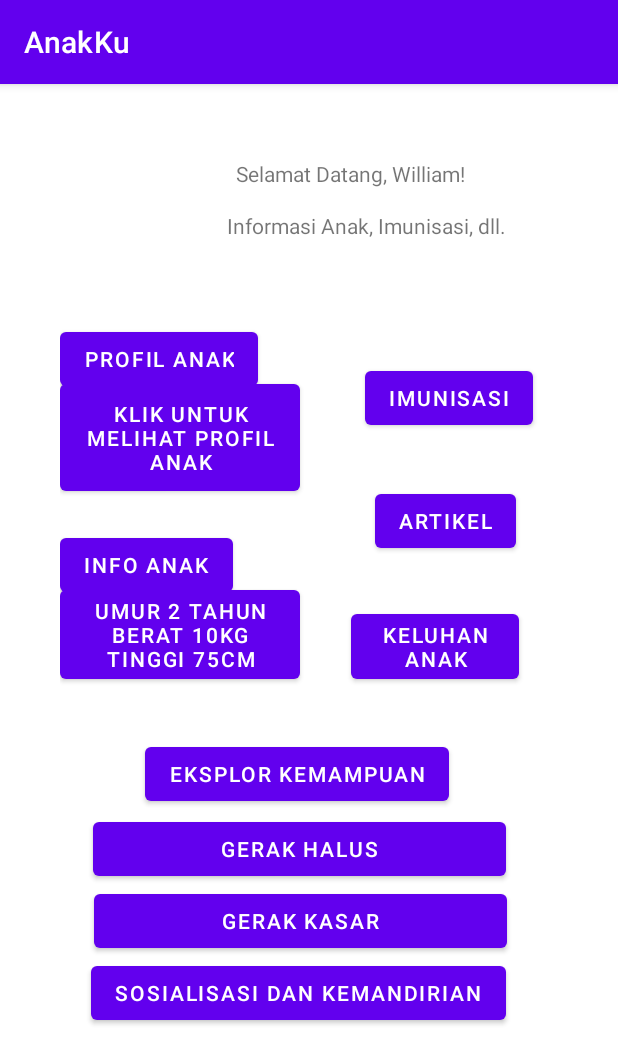
After one commit to pwicaksonoo/AnakKu, an Android app: the fragment HomeFragment shown on its own in the app's theme, on a phone screen of 412 x 824 dp. The commit adds this screen. Shown: the top 1064 px of the screen. Run offline under Robolectric (Android 15) with nearby library versions, the phone set to English and light mode, and no system bars.

Commit message:
update home blum ada bottom bar

```diff
--- /dev/null
+++ b/app/src/main/java/com/example/anakku/HomeFragment.java
@@ -0,0 +1,64 @@
+package com.example.anakku;
+
+import android.os.Bundle;
+
+import androidx.fragment.app.Fragment;
+
+import android.view.LayoutInflater;
+import android.view.View;
+import android.view.ViewGroup;
+
+/**
+ * A simple {@link Fragment} subclass.
+ * Use the {@link HomeFragment#newInstance} factory method to
+ * create an instance of this fragment.
+ */
+public class HomeFragment extends Fragment {
+
+    // TODO: Rename parameter arguments, choose names that match
+    // the fragment initialization parameters, e.g. ARG_ITEM_NUMBER
+    private static final String ARG_PARAM1 = "param1";
+    private static final String ARG_PARAM2 = "param2";
+
+    // TODO: Rename and change types of parameters
+    private String mParam1;
+    private String mParam2;
+
+    public HomeFragment() {
+        // Required empty public constructor
+    }
+
+    /**
+     * Use this factory method to create a new instance of
+     * this fragment using the provided parameters.
+     *
+     * @param param1 Parameter 1.
+     * @param param2 Parameter 2.
+     * @return A new instance of fragment HomeFragment.
+     */
+    // TODO: Rename and change types and number of parameters
+    public static HomeFragment newInstance(String param1, String param2) {
+        HomeFragment fragment = new HomeFragment();
+        Bundle args = new Bundle();
+        args.putString(ARG_PARAM1, param1);
+        args.putString(ARG_PARAM2, param2);
+        fragment.setArguments(args);
+        return fragment;
+    }
+
+    @Override
+    public void onCreate(Bundle savedInstanceState) {
+        super.onCreate(savedInstanceState);
+        if (getArguments() != null) {
+            mParam1 = getArguments().getString(ARG_PARAM1);
+            mParam2 = getArguments().getString(ARG_PARAM2);
+        }
+    }
+
+    @Override
+    public View onCreateView(LayoutInflater inflater, ViewGroup container,
+                             Bundle savedInstanceState) {
+        // Inflate the layout for this fragment
+        return inflater.inflate(R.layout.fragment_home, container, false);
+    }
+}
--- /dev/null
+++ b/app/src/main/res/layout/fragment_home.xml
@@ -0,0 +1,144 @@
+<?xml version="1.0" encoding="utf-8"?>
+<RelativeLayout xmlns:android="http://schemas.android.com/apk/res/android"
+    xmlns:tools="http://schemas.android.com/tools"
+    android:layout_width="match_parent"
+    android:layout_height="match_parent"
+    tools:context=".HomeFragment"
+    android:paddingTop="50dp"
+    android:paddingStart="40dp"
+    android:paddingEnd="40dp"
+    android:orientation="vertical">
+
+
+    <ImageView
+        android:id="@+id/imageView2"
+        android:layout_width="90dp"
+        android:layout_height="90dp"
+        tools:src="@tools:sample/avatars" />
+
+    <TextView
+        android:id="@+id/text"
+        android:layout_width="wrap_content"
+        android:layout_height="wrap_content"
+        android:layout_marginLeft="27dp"
+        android:layout_toRightOf="@id/imageView2"
+        android:Layout_marginRight="20dp"
+        android:text="Selamat Datang, William!" />
+
+    <TextView
+        android:layout_width="wrap_content"
+        android:layout_height="wrap_content"
+        android:layout_below="@id/text"
+        android:layout_marginLeft="21dp"
+        android:layout_marginTop="15dp"
+        android:layout_toRightOf="@id/imageView2"
+        android:text="Informasi Anak, Imunisasi, dll." />
+
+    <Button
+        android:id="@+id/buttonprofilanak"
+        android:layout_width="wrap_content"
+        android:layout_height="wrap_content"
+        android:layout_below="@id/imageView2"
+        android:layout_marginTop="19dp"
+        android:text="Profil Anak"
+        android:shape="rectangle"/>
+
+    <Button
+        android:id="@+id/buttonklik"
+        android:layout_width="wrap_content"
+        android:layout_height="83dp"
+        android:layout_below="@id/buttonprofilanak"
+        android:layout_marginTop="-13dp"
+        android:ems="10"
+        android:text="Klik untuk melihat profil anak" />
+
+    <Button
+        android:id="@+id/buttonimunisasi"
+        android:layout_width="wrap_content"
+        android:layout_height="wrap_content"
+        android:layout_below="@id/text"
+        android:layout_marginLeft="71dp"
+        android:layout_marginTop="116dp"
+        android:layout_toRightOf="@id/buttonprofilanak"
+        android:text="Imunisasi" />
+
+    <Button
+        android:id="@+id/buttonartikel"
+        android:layout_width="wrap_content"
+        android:layout_height="wrap_content"
+        android:layout_below="@id/buttonklik"
+        android:layout_marginLeft="78dp"
+        android:layout_marginTop="-10dp"
+        android:layout_toRightOf="@id/buttonprofilanak"
+        android:text="Artikel" />
+
+    <Button
+        android:id="@+id/buttoninfo"
+        android:layout_width="wrap_content"
+        android:layout_height="wrap_content"
+        android:layout_below="@id/buttonklik"
+        android:layout_marginTop="19dp"
+        android:text="Info Anak" />
+
+    <Button
+        android:id="@+id/buttoninfoanak"
+        android:layout_width="wrap_content"
+        android:layout_height="wrap_content"
+        android:layout_below="@id/buttoninfo"
+        android:layout_marginTop="-13dp"
+        android:ems="10"
+        android:text="Umur 2 Tahun\nBerat 10kg\nTinggi 75cm"/>
+
+    <Button
+        android:id="@+id/buttonkeluhan"
+        android:layout_width="wrap_content"
+        android:layout_height="wrap_content"
+        android:ems="7"
+        android:layout_below="@id/buttonprofilanak"
+        android:layout_marginLeft="34dp"
+        android:layout_marginTop="140dp"
+        android:layout_toRightOf="@id/buttoninfoanak"
+        android:text="Keluhan Anak" />
+
+    <Button
+        android:id="@+id/buttoneksplor"
+        android:layout_width="wrap_content"
+        android:layout_height="wrap_content"
+        android:layout_below="@id/buttonkeluhan"
+        android:layout_marginLeft="-103dp"
+        android:layout_marginTop="33dp"
+        android:layout_toRightOf="@id/buttoninfoanak"
+        android:text="Eksplor Kemampuan" />
+
+    <Button
+        android:id="@+id/buttoneksplor1"
+        android:layout_width="275dp"
+        android:layout_height="wrap_content"
+        android:layout_below="@id/buttoneksplor"
+        android:layout_marginLeft="-138dp"
+        android:layout_marginTop="2dp"
+        android:layout_toRightOf="@id/buttoninfoanak"
+        android:text="Gerak Halus" />
+
+    <Button
+        android:id="@+id/buttoneksplor2"
+        android:layout_width="275dp"
+        android:layout_height="wrap_content"
+        android:layout_below="@id/buttoneksplor1"
+        android:layout_marginLeft="-137dp"
+        android:layout_marginTop="0dp"
+        android:layout_toRightOf="@id/buttoninfoanak"
+        android:text="Gerak Kasar" />
+
+    <Button
+        android:id="@+id/buttoneksplor3"
+        android:layout_width="wrap_content"
+        android:layout_height="wrap_content"
+        android:layout_below="@id/buttoneksplor2"
+        android:layout_marginLeft="-139dp"
+        android:layout_marginTop="0dp"
+        android:layout_toRightOf="@id/buttoninfoanak"
+        android:text="Sosialisasi dan Kemandirian" />
+
+
+</RelativeLayout>
--- a/app/src/main/res/layout/fragment_register_child.xml
+++ b/app/src/main/res/layout/fragment_register_child.xml
@@ -37,7 +37,7 @@
         android:ems="10"
         android:hint="Jenis Kelamin"
         android:layout_marginBottom="10dp"
-        android:inputType="text" />
+        android:inputType="textFilter" />
 
     <EditText
         android:id="@+id/editTextDate"
--- a/build.gradle
+++ b/build.gradle
@@ -5,7 +5,7 @@ buildscript {
         jcenter()
     }
     dependencies {
-        classpath "com.android.tools.build:gradle:4.1.2"
+        classpath 'com.android.tools.build:gradle:7.2.1'
 
         // NOTE: Do not place your application dependencies here; they belong
         // in the individual module build.gradle files
```
Also changed, not shown: gradle/wrapper/gradle-wrapper.properties.
